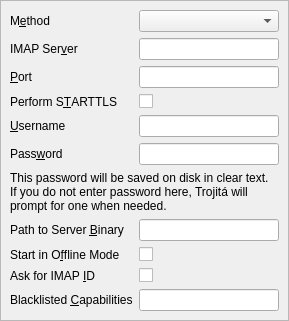
jktjkt/trojita, file src/Gui/SettingsImapPage.ui: the form before one commit.
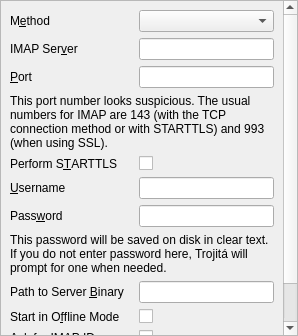
The form after the commit.

Commit message: GUI: add a visual warning for invalid IMAP ports in the settings dialog

```diff
--- a/src/Gui/SettingsImapPage.ui
+++ b/src/Gui/SettingsImapPage.ui
@@ -61,7 +61,7 @@
       </property>
      </widget>
     </item>
-    <item row="3" column="0">
+    <item row="4" column="0">
      <widget class="QLabel" name="startTlsLabel">
       <property name="text">
        <string>Perform S&amp;TARTTLS</string>
@@ -71,7 +71,7 @@
       </property>
      </widget>
     </item>
-    <item row="4" column="0">
+    <item row="5" column="0">
      <widget class="QLabel" name="imapUserLabel">
       <property name="text">
        <string>&amp;Username</string>
@@ -81,7 +81,7 @@
       </property>
      </widget>
     </item>
-    <item row="5" column="0">
+    <item row="6" column="0">
      <widget class="QLabel" name="imapPassLabel">
       <property name="text">
        <string>Pass&amp;word</string>
@@ -91,7 +91,7 @@
       </property>
      </widget>
     </item>
-    <item row="7" column="0">
+    <item row="8" column="0">
      <widget class="QLabel" name="processPathLabel">
       <property name="text">
        <string>Path to Server &amp;Binary</string>
@@ -101,7 +101,7 @@
       </property>
      </widget>
     </item>
-    <item row="8" column="0">
+    <item row="9" column="0">
      <widget class="QLabel" name="startOfflineLabel">
       <property name="text">
        <string>Start in O&amp;ffline Mode</string>
@@ -134,7 +134,7 @@
       </property>
      </widget>
     </item>
-    <item row="3" column="1">
+    <item row="4" column="1">
      <widget class="QCheckBox" name="startTls">
       <property name="toolTip">
        <string>Transparently upgrade the plaintext connection to an encrypted one</string>
@@ -153,7 +153,7 @@
       </property>
      </widget>
     </item>
-    <item row="4" column="1">
+    <item row="5" column="1">
      <widget class="QLineEdit" name="imapUser">
       <property name="toolTip">
        <string>IMAP Username</string>
@@ -166,7 +166,7 @@
       </property>
      </widget>
     </item>
-    <item row="5" column="1">
+    <item row="6" column="1">
      <widget class="QLineEdit" name="imapPass">
       <property name="toolTip">
        <string>IMAP Password</string>
@@ -190,7 +190,7 @@
       </property>
      </widget>
     </item>
-    <item row="7" column="1">
+    <item row="8" column="1">
      <widget class="QLineEdit" name="processPath">
       <property name="whatsThis">
        <string>&lt;!DOCTYPE HTML PUBLIC &quot;-//W3C//DTD HTML 4.0//EN&quot; &quot;http://www.w3.org/TR/REC-html40/strict.dtd&quot;&gt;
@@ -206,7 +206,7 @@
       </property>
      </widget>
     </item>
-    <item row="8" column="1">
+    <item row="9" column="1">
      <widget class="QCheckBox" name="startOffline">
       <property name="toolTip">
        <string>Don't connect to the IMAP server upon startup</string>
@@ -219,7 +219,7 @@
       </property>
      </widget>
     </item>
-    <item row="6" column="0" colspan="2">
+    <item row="7" column="0" colspan="2">
      <widget class="QLabel" name="passwordWarning">
       <property name="text">
        <string>This password will be saved on disk in clear text. If you do not enter password here, Trojitá will prompt for one when needed.</string>
@@ -229,7 +229,7 @@
       </property>
      </widget>
     </item>
-    <item row="9" column="1">
+    <item row="10" column="1">
      <widget class="QCheckBox" name="imapEnableId">
       <property name="toolTip">
        <string>&lt;!DOCTYPE HTML PUBLIC &quot;-//W3C//DTD HTML 4.0//EN&quot; &quot;http://www.w3.org/TR/REC-html40/strict.dtd&quot;&gt;
@@ -245,7 +245,7 @@
       </property>
      </widget>
     </item>
-    <item row="9" column="0">
+    <item row="10" column="0">
      <widget class="QLabel" name="imapEnableIdLabel">
       <property name="text">
        <string>Ask for IMAP &amp;ID</string>
@@ -255,7 +255,7 @@
       </property>
      </widget>
     </item>
-    <item row="10" column="0">
+    <item row="11" column="0">
      <widget class="QLabel" name="imapCapabilitiesBlacklistLabel">
       <property name="text">
        <string>Blacklisted &amp;Capabilities</string>
@@ -265,9 +265,19 @@
       </property>
      </widget>
     </item>
-    <item row="10" column="1">
+    <item row="11" column="1">
      <widget class="QLineEdit" name="imapCapabilitiesBlacklist"/>
     </item>
+    <item row="3" column="0" colspan="2">
+     <widget class="QLabel" name="portWarning">
+      <property name="text">
+       <string>This port number looks suspicious. The usual numbers for IMAP are 143 (with the TCP connection method or with STARTTLS) and 993 (when using SSL).</string>
+      </property>
+      <property name="wordWrap">
+       <bool>true</bool>
+      </property>
+     </widget>
+    </item>
    </layout>
   </widget>
  </widget>
```
The commit also changes 2 other files.
